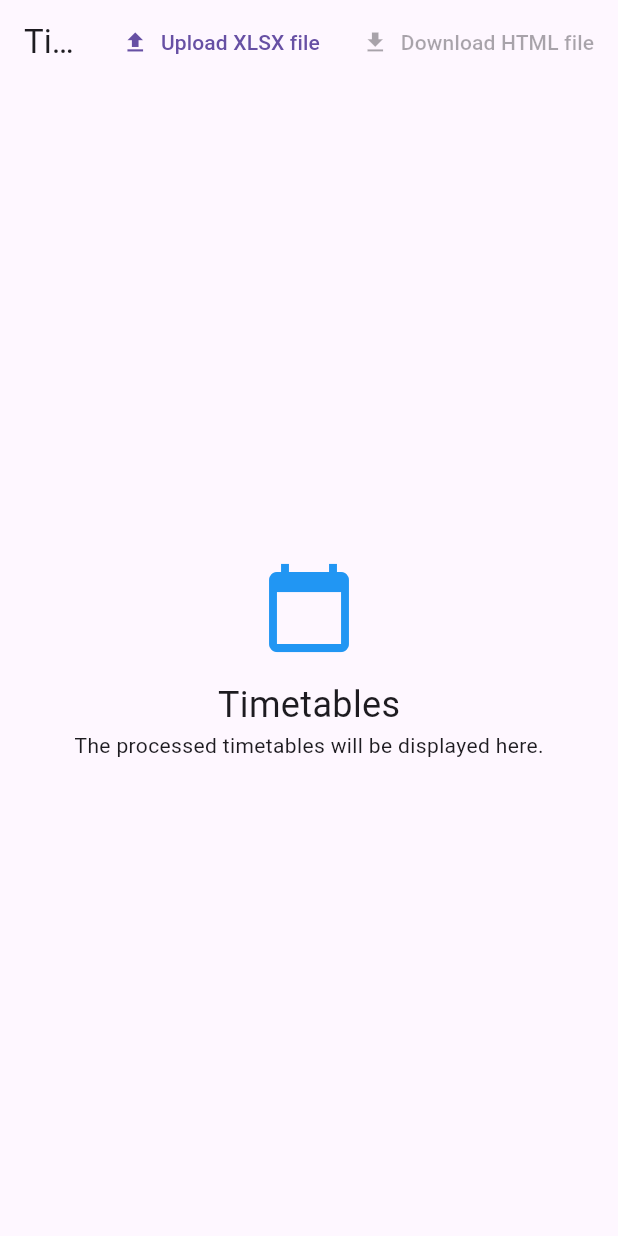
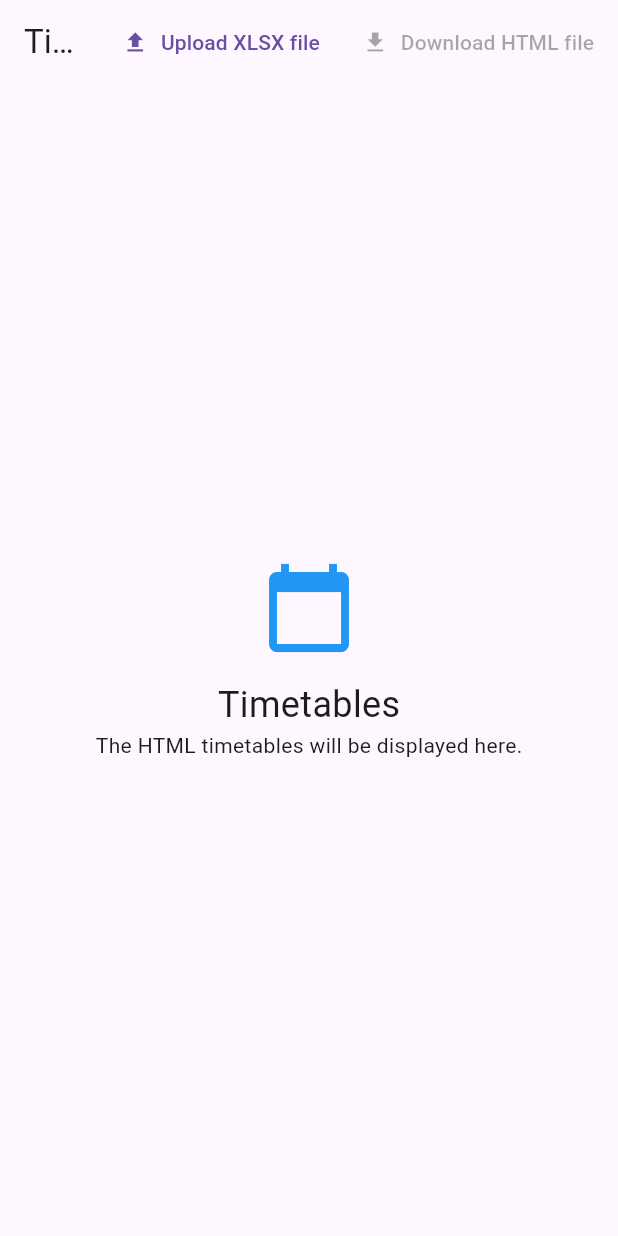
Before and after one commit to NPaspallis/ttgenie, a Flutter app: the screen it shows after launch, on a phone screen of 412 x 824 dp. Run offline on Flutter 3.47's test engine with Material 3 defaults, Android fonts, the phone set to English and light mode, and no system bars; our stand-ins replace file_picker; missing offline and left inert: excel, flutter_inappwebview, universal_html.

Commit message:
editing the text that is displayed when uploading a new XLSX

```diff
--- a/lib/main.dart
+++ b/lib/main.dart
@@ -480,13 +480,15 @@ class _ExcelProcessorState extends State<ExcelProcessor> {
         ),
         body: Center(
           child: _htmlTimetable.isEmpty ?
-          const Column(
+          Column(
             mainAxisAlignment: MainAxisAlignment.center,
             children: [
-              Icon(Icons.calendar_today, size: 64, color: Colors.blue),
-              SizedBox(height: 16),
-              Text('Timetables', style: TextStyle(fontSize: 24)),
-              Text('The processed timetables will be displayed here.'),
+              _isProcessing ?
+                CircularProgressIndicator() :
+                Icon(Icons.calendar_today, size: 64, color: Colors.blue),
+              const SizedBox(height: 16),
+              Text(_isProcessing ? 'Loading ...' : 'Timetables', style: TextStyle(fontSize: 24)),
+              Text(_isProcessing ? 'Processing could take up to 30 seconds' : 'The HTML timetables will be displayed here.'),
             ],
           ) :
           TimetableView(html: _htmlTimetable),
```
